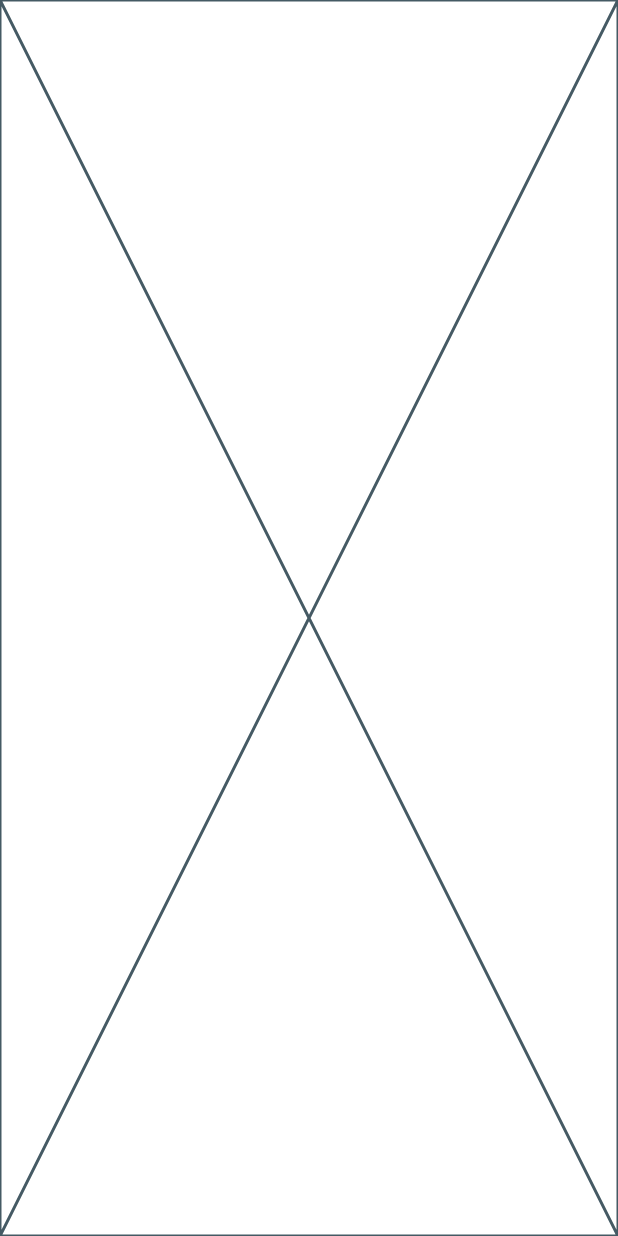
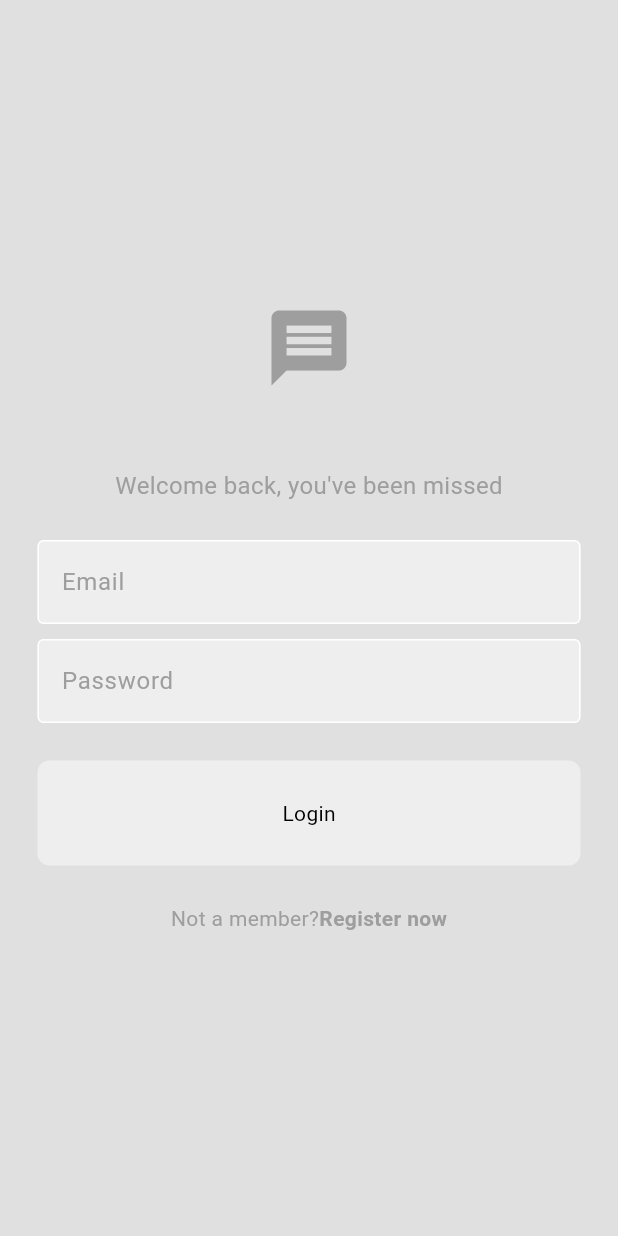
Before and after one commit to Devdeejay27/SMCA, a Flutter app: the screen it shows after launch, on a phone screen of 412 x 824 dp. Run offline on Flutter 3.47's test engine with Material 3 defaults, Android fonts, the phone set to English and light mode, and no system bars; our stand-ins replace cloud_firestore, firebase_core; accounts and stored records are empty.

Commit message:
Login,register,components

```diff
--- /dev/null
+++ b/lib/components/my_button.dart
@@ -0,0 +1,30 @@
+import 'package:flutter/material.dart';
+
+class MyButton extends StatelessWidget {
+  final String text;
+  final void Function()? onTap;
+
+  const MyButton({
+    super.key,
+    required this.text,
+    required this.onTap,
+  });
+
+  @override
+  Widget build(BuildContext context) {
+    return GestureDetector(
+      onTap: onTap,
+      child: Container(
+        decoration: BoxDecoration(
+          color: Theme.of(context).colorScheme.secondary,
+          borderRadius: BorderRadius.circular(8),
+        ),
+        padding: const EdgeInsets.all(25),
+        margin: const EdgeInsets.symmetric(horizontal: 25),
+        child: Center(
+          child: Text(text),
+        ),
+      ),
+    );
+  }
+}
--- /dev/null
+++ b/lib/components/my_textfield.dart
@@ -0,0 +1,38 @@
+import 'package:flutter/material.dart';
+
+class MyTextField extends StatelessWidget {
+  final String hintText;
+  final bool obscureText;
+  final TextEditingController controller;
+  const MyTextField({
+    super.key,
+    required this.hintText,
+    required this.obscureText,
+    required this.controller,
+  });
+
+  @override
+  Widget build(BuildContext context) {
+    return Padding(
+      padding: const EdgeInsets.symmetric(horizontal: 25.0),
+      child: TextField(
+        obscureText: obscureText,
+        controller: controller,
+        decoration: InputDecoration(
+          enabledBorder: OutlineInputBorder(
+            borderSide:
+                BorderSide(color: Theme.of(context).colorScheme.tertiary),
+          ),
+          focusedBorder: OutlineInputBorder(
+            borderSide:
+                BorderSide(color: Theme.of(context).colorScheme.primary),
+          ),
+          fillColor: Theme.of(context).colorScheme.secondary,
+          filled: true,
+          hintText: hintText,
+          hintStyle: TextStyle(color: Theme.of(context).colorScheme.primary),
+        ),
+      ),
+    );
+  }
+}
--- a/lib/main.dart
+++ b/lib/main.dart
@@ -1,7 +1,13 @@
+import 'package:firebase_core/firebase_core.dart';
 import 'package:flutter/material.dart';
-import 'package:smca/pages/home_page.dart';
+import 'package:smca/firebase_options.dart';
+import 'package:smca/pages/login_page.dart';
+import 'package:smca/pages/register_page.dart';
+import 'package:smca/themes/light_mode.dart';
 
-void main() {
+void main() async {
+  WidgetsFlutterBinding.ensureInitialized();
+  await Firebase.initializeApp(options: DefaultFirebaseOptions.currentPlatform);
   runApp(const MyApp());
 }
 
@@ -11,12 +17,9 @@ class MyApp extends StatelessWidget {
   @override
   Widget build(BuildContext context) {
     return MaterialApp(
-      title: 'Flutter Demo',
-      theme: ThemeData(
-        colorScheme: ColorScheme.fromSeed(seedColor: Colors.deepPurple),
-        useMaterial3: true,
-      ),
-      home: const HomePage(),
+      debugShowCheckedModeBanner: false,
+      home: LoginPage(),
+      theme: lightMode,
     );
   }
 }
--- /dev/null
+++ b/lib/pages/login_page.dart
@@ -0,0 +1,81 @@
+import 'package:flutter/material.dart';
+import 'package:smca/components/my_button.dart';
+import 'package:smca/components/my_textfield.dart';
+
+class LoginPage extends StatelessWidget {
+  // email and password controller
+  final TextEditingController _emailController = TextEditingController();
+  final TextEditingController _passwordController = TextEditingController();
+
+  LoginPage({super.key});
+
+  // login method
+  void login() {}
+
+  @override
+  Widget build(BuildContext context) {
+    return Scaffold(
+      backgroundColor: Theme.of(context).colorScheme.surface,
+      body: Center(
+        child: Column(
+          mainAxisAlignment: MainAxisAlignment.center,
+          children: [
+            // logo
+            Icon(
+              Icons.message,
+              size: 60,
+              color: Theme.of(context).colorScheme.primary,
+            ),
+            const SizedBox(height: 50),
+            // welcome back message
+            Text(
+              "Welcome back, you've been missed",
+              style: TextStyle(
+                color: Theme.of(context).colorScheme.primary,
+                fontSize: 16,
+              ),
+            ),
+            const SizedBox(height: 25),
+            // email textfield
+            MyTextField(
+              hintText: 'Email',
+              obscureText: false,
+              controller: _emailController,
+            ),
+            const SizedBox(height: 10),
+            // password textfield
+            MyTextField(
+              hintText: 'Password',
+              obscureText: true,
+              controller: _passwordController,
+            ),
+            const SizedBox(height: 25),
+            // login button
+            MyButton(
+              text: 'Login',
+              onTap: login,
+            ),
+            const SizedBox(height: 25),
+            // register now
+            Row(
+              mainAxisAlignment: MainAxisAlignment.center,
+              children: [
+                Text(
+                  'Not a member?',
+                  style:
+                      TextStyle(color: Theme.of(context).colorScheme.primary),
+                ),
+                Text(
+                  'Register now',
+                  style: TextStyle(
+                      fontWeight: FontWeight.bold,
+                      color: Theme.of(context).colorScheme.primary),
+                ),
+              ],
+            ),
+          ],
+        ),
+      ),
+    );
+  }
+}
--- /dev/null
+++ b/lib/themes/light_mode.dart
@@ -0,0 +1,11 @@
+import 'package:flutter/material.dart';
+
+ThemeData lightMode = ThemeData(
+  colorScheme: ColorScheme.light(
+    surface: Colors.grey.shade300,
+    primary: Colors.grey.shade500,
+    secondary: Colors.grey.shade200,
+    tertiary: Colors.white,
+    inversePrimary: Colors.grey.shade900,
+  ),
+);
--- a/pubspec.yaml
+++ b/pubspec.yaml
@@ -35,6 +35,8 @@ dependencies:
   # The following adds the Cupertino Icons font to your application.
   # Use with the CupertinoIcons class for iOS style icons.
   cupertino_icons: ^1.0.8
+  firebase_core: ^3.13.1
+  cloud_firestore: ^5.6.8
 
 dev_dependencies:
   flutter_test:
```
Also changed, not shown: lib/pages/home_page.dart (+107 -2 lines), lib/pages/register_page.dart (added, +89 -0 lines), lib/services/firestore.dart (added, +37 -0 lines), firebase.json (added), lib/firebase_options.dart (added), pubspec.lock, 6 other files.
